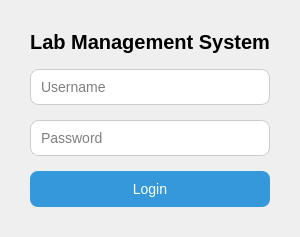
The window that ui/login.ui (OgopogoSolar/ogopogo-inventory) describes before a commit, drawn with Qt 5.
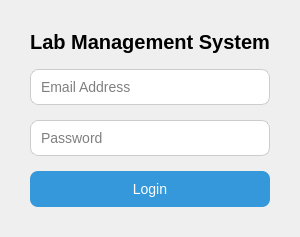
The same window after the commit.

Commit message:
Fixed login screen to ask for email address instead of username
Implement role-based access control for Admin, Supervisor, and Employee

Diff of the .ui file:
```diff
--- a/ui/login.ui
+++ b/ui/login.ui
@@ -39,7 +39,7 @@
    <item>
     <widget class="QLineEdit" name="userLineEdit">
      <property name="placeholderText">
-      <string>Username</string>
+      <string>Email Address</string>
      </property>
      <property name="styleSheet">
       <string notr="true">
```
The commit also changes 21 other files.
